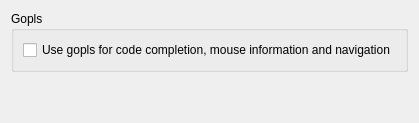
First picture: the form in liteidex/src/plugins/gopls/goplsoption.ui, repository visualfc/liteide, before the edit.
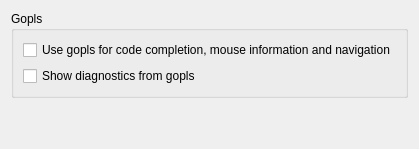
Second picture: the form after the edit.

Commit message: gopls: add optional diagnostics display

The edit to the form file:
```diff
--- a/liteidex/src/plugins/gopls/goplsoption.ui
+++ b/liteidex/src/plugins/gopls/goplsoption.ui
@@ -12,6 +12,11 @@
         <property name="text"><string>Use gopls for code completion, mouse information and navigation</string></property>
        </widget>
       </item>
+      <item>
+       <widget class="QCheckBox" name="diagnosticsCheckBox">
+        <property name="text"><string>Show diagnostics from gopls</string></property>
+       </widget>
+      </item>
      </layout>
     </widget>
    </item>
```
The commit also changes 4 other files.
